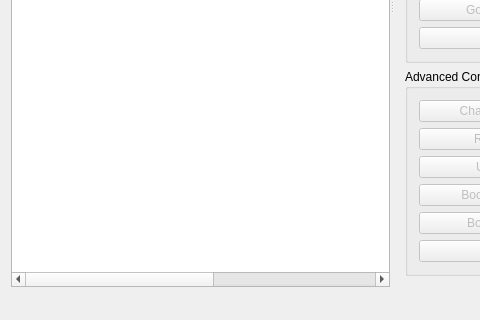
The window that src/tools/FirmwareUpdater/mainwindow.ui (robotology/icub-main) describes before a commit, drawn with Qt 5; both pictures show x 0 to 480 and y 310 to 630 of the 857 by 630 pixel window.
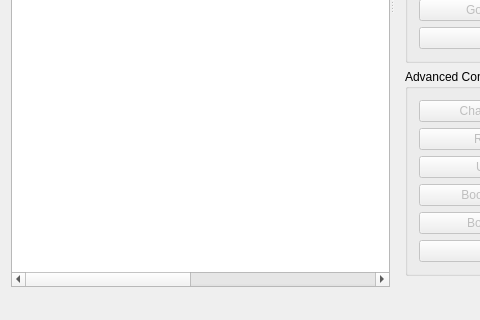
The same window after the commit.

```diff
--- a/src/tools/FirmwareUpdater/mainwindow.ui
+++ b/src/tools/FirmwareUpdater/mainwindow.ui
@@ -54,6 +54,11 @@
          <string>Version</string>
         </property>
        </column>
+       <column>
+        <property name="text">
+         <string>Erase Eeprom</string>
+        </property>
+       </column>
        <column>
         <property name="text">
          <string>Info</string>
```
